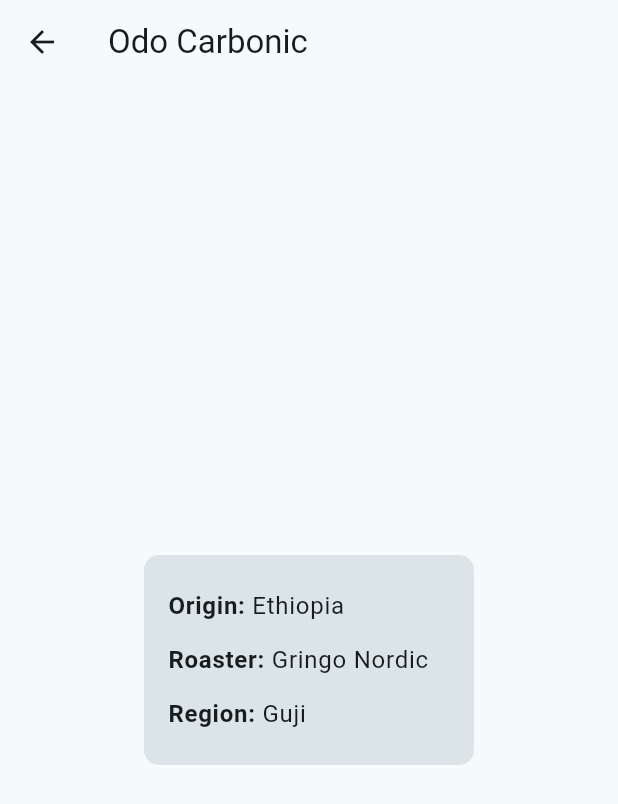
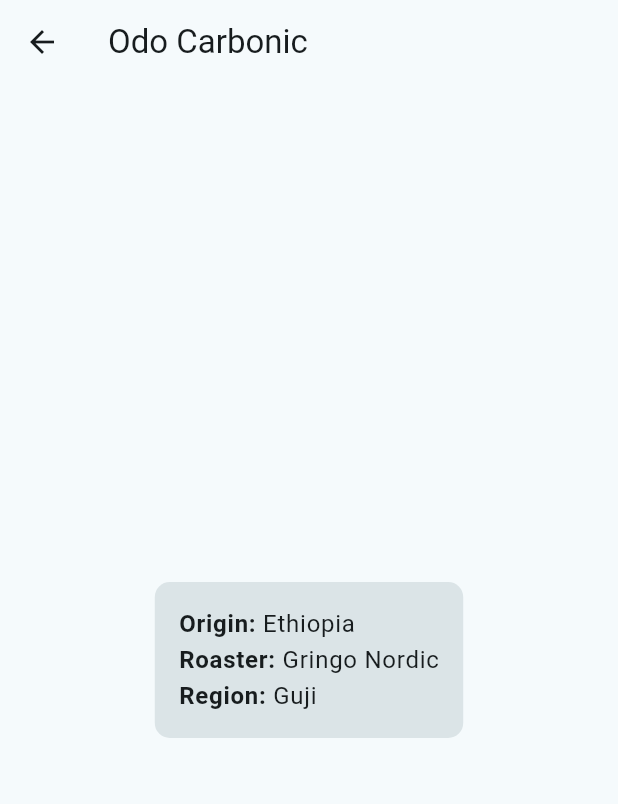
Before and after one commit to erikryverling/flutter-lab, a Flutter app: the screen it shows after launch, after a tap on "Odo Carbonic", on a phone screen of 412 x 824 dp. Shown: the top 804 px of the screen. Run offline on Flutter 3.47's test engine with Material 3 defaults, Android fonts, the phone set to English and light mode, and no system bars; our stand-ins replace google_fonts; network calls fail.

Commit message:
Remove hard-coded size in Coffee details screen

```diff
--- a/lib/screens/coffe_details_screen.dart
+++ b/lib/screens/coffe_details_screen.dart
@@ -3,9 +3,6 @@ import 'package:flutter/material.dart';
 import '../io/coffee.dart';
 
 import '../styles/spaces.dart' as spaces;
-
-double boxHeight = 160;
-double boxWidth = 200;
 
 class CoffeeDetailsScreen extends StatelessWidget {
   final Coffee coffee;
@@ -23,13 +20,8 @@ class CoffeeDetailsScreen extends StatelessWidget {
                       color: Theme.of(context).colorScheme.surfaceVariant,
                       borderRadius: BorderRadius.all(Radius.circular(10))),
                   padding: EdgeInsets.all(spaces.normal),
-                  // TODO Try to avoid this by having a layout that wraps around the text instead
-                  // and set margins on the text
-                  height: 140,
-                  width: 220,
-                  child: Column(
-                      mainAxisAlignment: MainAxisAlignment.spaceAround,
-                      crossAxisAlignment: CrossAxisAlignment.start,
+                  child: Wrap(
+                      direction: Axis.vertical,
                       children: [
                     RichText(
                       text: TextSpan(
```
Lines whose indentation alone changed are shown as unchanged.
